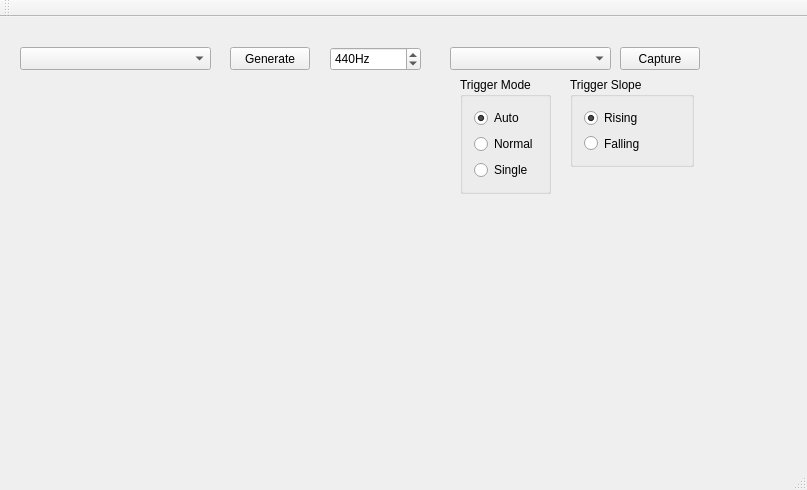
Old version of the form mainwindow.ui in the repository polovik/asa.
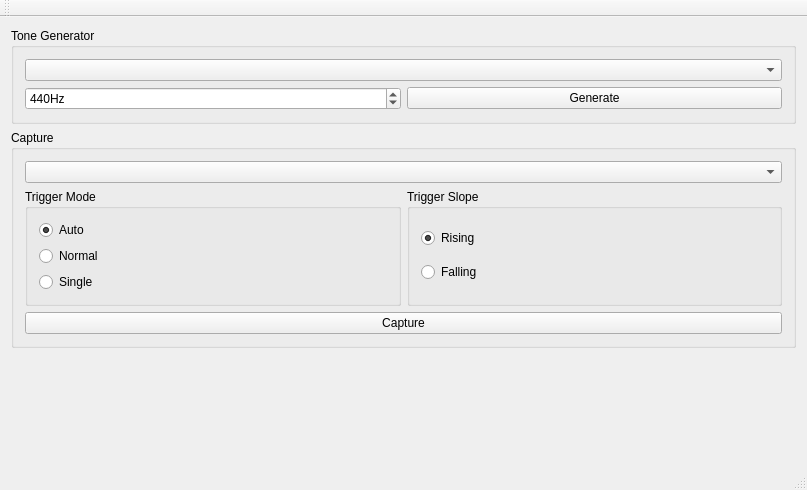
New version of the form. Custom widgets are drawn as their Qt base class.

Commit message: Apply layouts to GUI.

The edit to the form file:
```diff
--- a/mainwindow.ui
+++ b/mainwindow.ui
@@ -14,57 +14,22 @@
    <string>MainWindow</string>
   </property>
   <widget class="QWidget" name="centralWidget">
-   <widget class="QPushButton" name="buttonGenerate">
-    <property name="geometry">
-     <rect>
-      <x>230</x>
-      <y>30</y>
-      <width>80</width>
-      <height>23</height>
-     </rect>
-    </property>
-    <property name="text">
-     <string>Generate</string>
-    </property>
-    <property name="checkable">
-     <bool>true</bool>
-    </property>
-   </widget>
-   <widget class="OscilloscopeView" name="oscilloscope" native="true">
-    <property name="geometry">
-     <rect>
-      <x>10</x>
-      <y>190</y>
-      <width>781</width>
-      <height>211</height>
-     </rect>
-    </property>
-   </widget>
-   <widget class="QPushButton" name="buttonCupture">
-    <property name="geometry">
-     <rect>
-      <x>620</x>
-      <y>30</y>
-      <width>80</width>
-      <height>23</height>
-     </rect>
-    </property>
-    <property name="text">
-     <string>Capture</string>
-    </property>
-    <property name="checkable">
-     <bool>true</bool>
-    </property>
-   </widget>
+   <layout class="QVBoxLayout" name="verticalLayout_5" stretch="0,2">
+    <item>
+     <layout class="QVBoxLayout" name="verticalLayout_6">
+      <item>
+       <widget class="QGroupBox" name="groupBox">
+        <property name="title">
+         <string>Tone Generator</string>
+        </property>
+        <layout class="QVBoxLayout" name="verticalLayout_3">
+         <item>
+          <widget class="QComboBox" name="boxAudioOutputDevice"/>
+         </item>
+         <item>
+          <layout class="QHBoxLayout" name="horizontalLayout_2">
+           <item>
    <widget class="QSpinBox" name="boxFrequency">
-    <property name="geometry">
-     <rect>
-      <x>330</x>
-      <y>30</y>
-      <width>91</width>
-      <height>24</height>
-     </rect>
-    </property>
     <property name="specialValueText">
      <string/>
     </property>
@@ -81,35 +46,38 @@
      <number>440</number>
     </property>
    </widget>
-   <widget class="QComboBox" name="boxAudioOutputDevice">
-    <property name="geometry">
-     <rect>
-      <x>20</x>
-      <y>30</y>
-      <width>191</width>
-      <height>23</height>
-     </rect>
-    </property>
-   </widget>
-   <widget class="QComboBox" name="boxAudioInputDevice">
-    <property name="geometry">
-     <rect>
-      <x>450</x>
-      <y>30</y>
-      <width>161</width>
-      <height>23</height>
-     </rect>
-    </property>
-   </widget>
+           </item>
+           <item>
+            <widget class="QPushButton" name="buttonGenerate">
+             <property name="text">
+              <string>Generate</string>
+             </property>
+             <property name="checkable">
+              <bool>true</bool>
+             </property>
+            </widget>
+           </item>
+          </layout>
+         </item>
+        </layout>
+        <zorder>boxAudioOutputDevice</zorder>
+        <zorder>boxAudioOutputDevice</zorder>
+        <zorder>horizontalLayoutWidget</zorder>
+       </widget>
+      </item>
+      <item>
+       <widget class="QGroupBox" name="groupBox_2">
+        <property name="title">
+         <string>Capture</string>
+        </property>
+        <layout class="QVBoxLayout" name="verticalLayout_4">
+         <item>
+          <widget class="QComboBox" name="boxAudioInputDevice"/>
+         </item>
+         <item>
+          <layout class="QHBoxLayout" name="horizontalLayout_3">
+           <item>
    <widget class="QGroupBox" name="groupTriggerMode">
-    <property name="geometry">
-     <rect>
-      <x>460</x>
-      <y>60</y>
-      <width>91</width>
-      <height>117</height>
-     </rect>
-    </property>
     <property name="title">
      <string>Trigger Mode</string>
     </property>
@@ -140,15 +108,9 @@
      </item>
     </layout>
    </widget>
+           </item>
+           <item>
    <widget class="QGroupBox" name="groupTriggerSlope">
-    <property name="geometry">
-     <rect>
-      <x>570</x>
-      <y>60</y>
-      <width>124</width>
-      <height>90</height>
-     </rect>
-    </property>
     <property name="title">
      <string>Trigger Slope</string>
     </property>
@@ -172,6 +134,28 @@
      </item>
     </layout>
    </widget>
+           </item>
+          </layout>
+         </item>
+         <item>
+          <widget class="QPushButton" name="buttonCupture">
+           <property name="text">
+            <string>Capture</string>
+           </property>
+           <property name="checkable">
+            <bool>true</bool>
+           </property>
+          </widget>
+         </item>
+        </layout>
+       </widget>
+      </item>
+     </layout>
+    </item>
+    <item>
+     <widget class="OscilloscopeView" name="oscilloscope" native="true"/>
+    </item>
+   </layout>
   </widget>
   <widget class="QMenuBar" name="menuBar">
    <property name="geometry">
```
Lines whose indentation alone changed are shown as unchanged. The commit also changes 2 other files.
